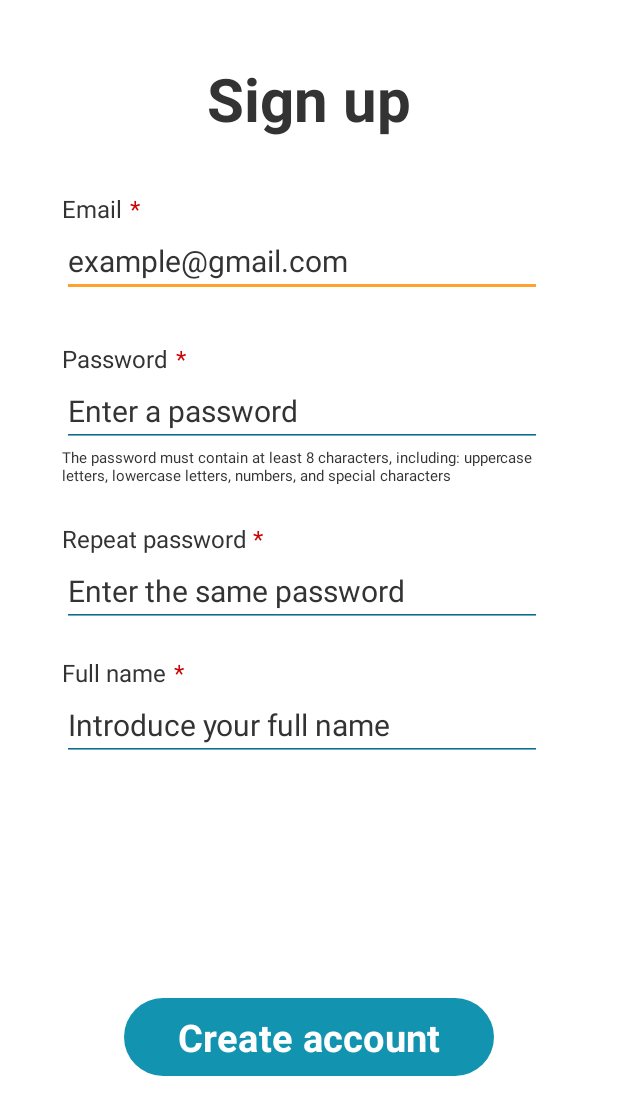
After one commit to JavierJordanLuque/HealthTrackR, an Android app: the SignUpActivity screen opened directly, with no data from a screen before it, on a phone screen of 412 x 824 dp. The commit adds this screen. Shown: the top 1115 px of the screen. Run offline under Robolectric (Android 15) with nearby library versions, the phone set to English and light mode, and no system bars.

Commit message:
Added activity_sign_up.xml and SignUpActivity.java

```diff
--- /dev/null
+++ b/HealthTrackR/app/src/main/java/com/javierjordanluque/healthtrackr/ui/SignUpActivity.java
@@ -0,0 +1,16 @@
+package com.javierjordanluque.healthtrackr.ui;
+
+import androidx.appcompat.app.AppCompatActivity;
+
+import android.os.Bundle;
+
+import com.javierjordanluque.healthtrackr.R;
+
+public class SignUpActivity extends AppCompatActivity {
+
+    @Override
+    protected void onCreate(Bundle savedInstanceState) {
+        super.onCreate(savedInstanceState);
+        setContentView(R.layout.activity_sign_up);
+    }
+}
--- a/HealthTrackR/app/src/main/res/layout/activity_authentication.xml
+++ b/HealthTrackR/app/src/main/res/layout/activity_authentication.xml
@@ -8,20 +8,20 @@
     tools:context=".ui.AuthenticationActivity">
 
     <ImageView
-        android:id="@+id/imageAppIcon"
+        android:id="@+id/imageViewAppIcon"
         android:layout_width="0dp"
         android:layout_height="0dp"
-        android:contentDescription="@string/app_icon_description"
-        app:layout_constraintBottom_toTopOf="@+id/hGuidelineEnd"
+        android:contentDescription="@string/image_description_app_icon"
+        app:layout_constraintBottom_toTopOf="@+id/hIconGuidelineEnd"
         app:layout_constraintDimensionRatio="W,1:1"
-        app:layout_constraintEnd_toStartOf="@+id/vGuidelineEnd"
-        app:layout_constraintStart_toStartOf="@+id/vGuidelineStart"
-        app:layout_constraintTop_toTopOf="@+id/hGuidelineStart"
+        app:layout_constraintEnd_toStartOf="@+id/vButtonGuidelineEnd"
+        app:layout_constraintStart_toStartOf="@+id/vButtonGuidelineStart"
+        app:layout_constraintTop_toTopOf="@+id/hIconGuidelineStart"
         app:layout_constraintVertical_bias="0.1"
         app:srcCompat="@mipmap/ic_launcher_foreground" />
 
     <TextView
-        android:id="@+id/txtAppName"
+        android:id="@+id/textViewAppName"
         android:layout_width="wrap_content"
         android:layout_height="wrap_content"
         android:text="@string/app_name"
@@ -30,58 +30,58 @@
         app:layout_constraintEnd_toEndOf="parent"
         app:layout_constraintHorizontal_bias="0.494"
         app:layout_constraintStart_toStartOf="parent"
-        app:layout_constraintTop_toTopOf="@+id/hGuidelineEnd"
+        app:layout_constraintTop_toTopOf="@+id/hIconGuidelineEnd"
         app:layout_constraintVertical_bias="0.0" />
 
     <Button
-        android:id="@+id/btnSignIn"
+        android:id="@+id/buttonSignIn"
         style="@style/LargeButtonStyle"
         android:layout_width="0dp"
         android:layout_height="75dp"
         android:text="@string/authentication_sign_in"
         app:layout_constraintBottom_toBottomOf="parent"
-        app:layout_constraintEnd_toStartOf="@+id/vGuidelineEnd"
-        app:layout_constraintStart_toStartOf="@+id/vGuidelineStart"
-        app:layout_constraintTop_toBottomOf="@+id/txtAppName"
-        app:layout_constraintVertical_bias="0.2"
+        app:layout_constraintEnd_toStartOf="@+id/vButtonGuidelineEnd"
+        app:layout_constraintStart_toStartOf="@+id/vButtonGuidelineStart"
+        app:layout_constraintTop_toBottomOf="@+id/textViewAppName"
+        app:layout_constraintVertical_bias="0.25"
         app:layout_constraintWidth_max="320dp" />
 
     <Button
-        android:id="@+id/btnSignUp"
+        android:id="@+id/buttonSignUp"
         style="@style/LargeButtonStyle"
         android:layout_width="0dp"
         android:layout_height="75dp"
         android:text="@string/authentication_sign_up"
         app:layout_constraintBottom_toBottomOf="parent"
-        app:layout_constraintEnd_toStartOf="@+id/vGuidelineEnd"
-        app:layout_constraintStart_toStartOf="@+id/vGuidelineStart"
-        app:layout_constraintTop_toBottomOf="@+id/btnSignIn"
-        app:layout_constraintVertical_bias="0.2"
+        app:layout_constraintEnd_toStartOf="@+id/vButtonGuidelineEnd"
+        app:layout_constraintStart_toStartOf="@+id/vButtonGuidelineStart"
+        app:layout_constraintTop_toBottomOf="@+id/buttonSignIn"
+        app:layout_constraintVertical_bias="0.25"
         app:layout_constraintWidth_max="320dp" />
 
     <androidx.constraintlayout.widget.Guideline
-        android:id="@+id/vGuidelineStart"
+        android:id="@+id/vButtonGuidelineStart"
         android:layout_width="wrap_content"
         android:layout_height="wrap_content"
         android:orientation="vertical"
         app:layout_constraintGuide_percent="0.2" />
 
     <androidx.constraintlayout.widget.Guideline
-        android:id="@+id/vGuidelineEnd"
+        android:id="@+id/vButtonGuidelineEnd"
         android:layout_width="wrap_content"
         android:layout_height="wrap_content"
         android:orientation="vertical"
         app:layout_constraintGuide_percent="0.8" />
 
     <androidx.constraintlayout.widget.Guideline
-        android:id="@+id/hGuidelineStart"
+        android:id="@+id/hIconGuidelineStart"
         android:layout_width="wrap_content"
         android:layout_height="wrap_content"
         android:orientation="horizontal"
         app:layout_constraintGuide_percent="0.05" />
 
     <androidx.constraintlayout.widget.Guideline
-        android:id="@+id/hGuidelineEnd"
+        android:id="@+id/hIconGuidelineEnd"
         android:layout_width="wrap_content"
         android:layout_height="wrap_content"
         android:orientation="horizontal"
--- /dev/null
+++ b/HealthTrackR/app/src/main/res/layout/activity_sign_up.xml
@@ -0,0 +1,240 @@
+<?xml version="1.0" encoding="utf-8"?>
+<androidx.constraintlayout.widget.ConstraintLayout xmlns:android="http://schemas.android.com/apk/res/android"
+    xmlns:app="http://schemas.android.com/apk/res-auto"
+    xmlns:tools="http://schemas.android.com/tools"
+    android:layout_width="match_parent"
+    android:layout_height="match_parent"
+    tools:context=".ui.SignUpActivity">
+
+    <TextView
+        android:id="@+id/textViewSignUp"
+        android:layout_width="wrap_content"
+        android:layout_height="wrap_content"
+        android:text="@string/authentication_sign_up"
+        android:textAppearance="@style/TitleTextAppearance"
+        app:layout_constraintBottom_toBottomOf="parent"
+        app:layout_constraintEnd_toEndOf="parent"
+        app:layout_constraintStart_toStartOf="parent"
+        app:layout_constraintTop_toTopOf="parent"
+        app:layout_constraintVertical_bias="0.05" />
+
+    <TextView
+        android:id="@+id/textViewEmail"
+        android:layout_width="wrap_content"
+        android:layout_height="wrap_content"
+        android:text="@string/authentication_email"
+        android:textAppearance="@style/FormTextAppearance"
+        app:layout_constraintBottom_toBottomOf="parent"
+        app:layout_constraintEnd_toStartOf="@+id/vTextGuidelineEnd"
+        app:layout_constraintHorizontal_bias="0.0"
+        app:layout_constraintStart_toStartOf="@+id/vTextGuidelineStart"
+        app:layout_constraintTop_toBottomOf="@+id/textViewSignUp"
+        app:layout_constraintVertical_bias="0.05" />
+
+    <TextView
+        android:id="@+id/textViewMandatoryEmail"
+        android:layout_width="wrap_content"
+        android:layout_height="wrap_content"
+        android:text="@string/authentication_mandatory_form"
+        android:textAppearance="@style/FormTextAppearance"
+        android:textColor="@color/mandatoryForm"
+        app:layout_constraintBottom_toBottomOf="parent"
+        app:layout_constraintEnd_toStartOf="@+id/vTextGuidelineEnd"
+        app:layout_constraintHorizontal_bias="0.02"
+        app:layout_constraintStart_toEndOf="@+id/textViewEmail"
+        app:layout_constraintTop_toBottomOf="@+id/textViewSignUp"
+        app:layout_constraintVertical_bias="0.05" />
+
+    <EditText
+        android:id="@+id/editTextEmail"
+        android:layout_width="0dp"
+        android:layout_height="wrap_content"
+        android:labelFor="@id/textViewEmail"
+        android:inputType="textEmailAddress"
+        android:hint="@string/authentication_email_hint"
+        android:autofillHints="emailAddress"
+        android:textAppearance="@style/NormalTextAppearance"
+        app:layout_constraintEnd_toStartOf="@+id/vTextGuidelineEnd"
+        app:layout_constraintHorizontal_bias="0.00"
+        app:layout_constraintStart_toStartOf="@+id/vTextGuidelineStart"
+        app:layout_constraintTop_toBottomOf="@+id/textViewEmail"
+        app:layout_constraintWidth_max="320dp"/>
+
+    <TextView
+        android:id="@+id/textViewPassword"
+        android:layout_width="wrap_content"
+        android:layout_height="wrap_content"
+        android:text="@string/authentication_password"
+        android:textAppearance="@style/FormTextAppearance"
+        app:layout_constraintBottom_toBottomOf="parent"
+        app:layout_constraintEnd_toStartOf="@+id/vTextGuidelineEnd"
+        app:layout_constraintHorizontal_bias="0.0"
+        app:layout_constraintStart_toStartOf="@+id/vTextGuidelineStart"
+        app:layout_constraintTop_toBottomOf="@+id/editTextEmail"
+        app:layout_constraintVertical_bias="0.05" />
+
+    <TextView
+        android:id="@+id/textViewMandatoryPassword"
+        android:layout_width="wrap_content"
+        android:layout_height="wrap_content"
+        android:text="@string/authentication_mandatory_form"
+        android:textAppearance="@style/FormTextAppearance"
+        android:textColor="@color/mandatoryForm"
+        app:layout_constraintBottom_toBottomOf="parent"
+        app:layout_constraintEnd_toStartOf="@+id/vTextGuidelineEnd"
+        app:layout_constraintHorizontal_bias="0.02"
+        app:layout_constraintStart_toEndOf="@+id/textViewPassword"
+        app:layout_constraintTop_toBottomOf="@+id/editTextEmail"
+        app:layout_constraintVertical_bias="0.05" />
+
+    <EditText
+        android:id="@+id/editTextPassword"
+        android:layout_width="0dp"
+        android:layout_height="wrap_content"
+        android:labelFor="@id/textViewPassword"
+        android:inputType="textPassword"
+        android:autofillHints="password"
+        android:hint="@string/authentication_password_hint"
+        android:textAppearance="@style/NormalTextAppearance"
+        app:layout_constraintEnd_toStartOf="@+id/vTextGuidelineEnd"
+        app:layout_constraintHorizontal_bias="0.00"
+        app:layout_constraintStart_toStartOf="@+id/vTextGuidelineStart"
+        app:layout_constraintTop_toBottomOf="@+id/textViewPassword"
+        app:layout_constraintWidth_max="320dp"/>
+
+    <TextView
+        android:id="@+id/textViewPasswordRequirements"
+        android:layout_width="0dp"
+        android:layout_height="wrap_content"
+        android:text="@string/authentication_password_requirements"
+        android:textAppearance="@style/SmallTextAppearance"
+        app:layout_constraintEnd_toEndOf="@+id/editTextPassword"
+        app:layout_constraintStart_toStartOf="@+id/editTextPassword"
+        app:layout_constraintTop_toBottomOf="@+id/editTextPassword" />
+
+    <TextView
+        android:id="@+id/textViewRepeatPassword"
+        android:layout_width="wrap_content"
+        android:layout_height="wrap_content"
+        android:text="@string/authentication_repeat_password"
+        android:textAppearance="@style/FormTextAppearance"
+        app:layout_constraintBottom_toBottomOf="parent"
+        app:layout_constraintEnd_toStartOf="@+id/vTextGuidelineEnd"
+        app:layout_constraintHorizontal_bias="0.0"
+        app:layout_constraintStart_toStartOf="@+id/vTextGuidelineStart"
+        app:layout_constraintTop_toBottomOf="@+id/textViewPasswordRequirements"
+        app:layout_constraintVertical_bias="0.05" />
+
+    <TextView
+        android:id="@+id/textViewMandatoryRepeatPassword"
+        android:layout_width="wrap_content"
+        android:layout_height="wrap_content"
+        android:text="@string/authentication_mandatory_form"
+        android:textAppearance="@style/FormTextAppearance"
+        android:textColor="@color/mandatoryForm"
+        app:layout_constraintBottom_toBottomOf="parent"
+        app:layout_constraintEnd_toStartOf="@+id/vTextGuidelineEnd"
+        app:layout_constraintHorizontal_bias="0.02"
+        app:layout_constraintStart_toEndOf="@+id/textViewRepeatPassword"
+        app:layout_constraintTop_toBottomOf="@+id/textViewPasswordRequirements"
+        app:layout_constraintVertical_bias="0.05" />
+
+    <EditText
+        android:id="@+id/editTextRepeatPassword"
+        android:layout_width="0dp"
+        android:layout_height="wrap_content"
+        android:labelFor="@id/textViewRepeatPassword"
+        android:inputType="textPassword"
+        android:autofillHints="password"
+        android:hint="@string/authentication_repeat_password_hint"
+        android:textAppearance="@style/NormalTextAppearance"
+        app:layout_constraintEnd_toStartOf="@+id/vTextGuidelineEnd"
+        app:layout_constraintHorizontal_bias="0.00"
+        app:layout_constraintStart_toStartOf="@+id/vTextGuidelineStart"
+        app:layout_constraintTop_toBottomOf="@+id/textViewRepeatPassword"
+        app:layout_constraintWidth_max="320dp"/>
+
+    <TextView
+        android:id="@+id/textViewFullName"
+        android:layout_width="wrap_content"
+        android:layout_height="wrap_content"
+        android:text="@string/authentication_full_name"
+        android:textAppearance="@style/FormTextAppearance"
+        app:layout_constraintBottom_toBottomOf="parent"
+        app:layout_constraintEnd_toStartOf="@+id/vTextGuidelineEnd"
+        app:layout_constraintHorizontal_bias="0.0"
+        app:layout_constraintStart_toStartOf="@+id/vTextGuidelineStart"
+        app:layout_constraintTop_toBottomOf="@+id/editTextRepeatPassword"
+        app:layout_constraintVertical_bias="0.05" />
+
+    <TextView
+        android:id="@+id/textViewMandatoryFullName"
+        android:layout_width="wrap_content"
+        android:layout_height="wrap_content"
+        android:text="@string/authentication_mandatory_form"
+        android:textAppearance="@style/FormTextAppearance"
+        android:textColor="@color/mandatoryForm"
+        app:layout_constraintBottom_toBottomOf="parent"
+        app:layout_constraintEnd_toStartOf="@+id/vTextGuidelineEnd"
+        app:layout_constraintHorizontal_bias="0.02"
+        app:layout_constraintStart_toEndOf="@+id/textViewFullName"
+        app:layout_constraintTop_toBottomOf="@+id/editTextRepeatPassword"
+        app:layout_constraintVertical_bias="0.05" />
+
+    <EditText
+        android:id="@+id/editTextFullName"
+        android:layout_width="0dp"
+        android:layout_height="wrap_content"
+        android:labelFor="@id/textViewFullName"
+        android:inputType="text"
+        android:autofillHints="name"
+        android:hint="@string/authentication_full_name_hint"
+        android:textAppearance="@style/NormalTextAppearance"
+        app:layout_constraintEnd_toStartOf="@+id/vTextGuidelineEnd"
+        app:layout_constraintHorizontal_bias="0.00"
+        app:layout_constraintStart_toStartOf="@+id/vTextGuidelineStart"
+        app:layout_constraintTop_toBottomOf="@+id/textViewFullName"
+        app:layout_constraintWidth_max="320dp"/>
+
+    <Button
+        android:id="@+id/buttonSignUp"
+        style="@style/LargeButtonStyle"
+        android:layout_width="0dp"
+        android:layout_height="60dp"
+        android:text="@string/authentication_create_account"
+        app:layout_constraintBottom_toBottomOf="parent"
+        app:layout_constraintEnd_toStartOf="@+id/vButtonGuidelineEnd"
+        app:layout_constraintStart_toStartOf="@+id/vButtonGuidelineStart"
+        app:layout_constraintTop_toBottomOf="@+id/editTextFullName"
+        app:layout_constraintVertical_bias="0.6"
+        app:layout_constraintWidth_max="320dp" />
+
+    <androidx.constraintlayout.widget.Guideline
+        android:id="@+id/vTextGuidelineStart"
+        android:layout_width="wrap_content"
+        android:layout_height="wrap_content"
+        android:orientation="vertical"
+        app:layout_constraintGuide_percent="0.1" />
+
+    <androidx.constraintlayout.widget.Guideline
+        android:id="@+id/vTextGuidelineEnd"
+        android:layout_width="wrap_content"
+        android:layout_height="wrap_content"
+        android:orientation="vertical"
+        app:layout_constraintGuide_percent="0.9" />
+
+    <androidx.constraintlayout.widget.Guideline
+        android:id="@+id/vButtonGuidelineStart"
+        android:layout_width="wrap_content"
+        android:layout_height="wrap_content"
+        android:orientation="vertical"
+        app:layout_constraintGuide_percent="0.2" />
+
+    <androidx.constraintlayout.widget.Guideline
+        android:id="@+id/vButtonGuidelineEnd"
+        android:layout_width="wrap_content"
+        android:layout_height="wrap_content"
+        android:orientation="vertical"
+        app:layout_constraintGuide_percent="0.8" />
+
+</androidx.constraintlayout.widget.ConstraintLayout>
--- a/HealthTrackR/app/src/main/res/values-night/themes.xml
+++ b/HealthTrackR/app/src/main/res/values-night/themes.xml
@@ -5,5 +5,6 @@
         <item name="android:colorBackground">@color/cardview_dark_background</item>
 
         <item name="android:textColorPrimary">@color/darkText</item>
+        <item name="android:textColorHint">@color/darkText</item>
     </style>
 </resources>
--- a/HealthTrackR/app/src/main/res/values/authentication_strings.xml
+++ b/HealthTrackR/app/src/main/res/values/authentication_strings.xml
@@ -2,4 +2,15 @@
 <resources>
     <string name="authentication_sign_in">Sign in</string>
     <string name="authentication_sign_up">Sign up</string>
+    <string name="authentication_mandatory_form" translatable="false">*</string>
+    <string name="authentication_email">Email</string>
+    <string name="authentication_email_hint">example@gmail.com</string>
+    <string name="authentication_password">Password</string>
+    <string name="authentication_password_hint">Enter a password</string>
+    <string name="authentication_password_requirements">The password must contain at least 8 characters, including: uppercase letters, lowercase letters, numbers, and special characters</string>
+    <string name="authentication_repeat_password">Repeat password</string>
+    <string name="authentication_repeat_password_hint">Enter the same password</string>
+    <string name="authentication_full_name">Full name</string>
+    <string name="authentication_full_name_hint">Introduce your full name</string>
+    <string name="authentication_create_account">Create account</string>
 </resources>
--- a/HealthTrackR/app/src/main/res/values/colors.xml
+++ b/HealthTrackR/app/src/main/res/values/colors.xml
@@ -10,4 +10,6 @@
     <color name="secondary">#FFA12F</color>
     <color name="secondaryVariant">#FF7A12</color>
     <color name="onSecondary">@android:color/white</color>
+
+    <color name="mandatoryForm">@android:color/holo_red_dark</color>
 </resources>
--- /dev/null
+++ b/HealthTrackR/app/src/main/res/values/image_description_strings.xml
@@ -0,0 +1,4 @@
+<?xml version="1.0" encoding="utf-8"?>
+<resources>
+    <string name="image_description_app_icon">App icon</string>
+</resources>
--- a/HealthTrackR/app/src/main/res/values/image_strings.xml
+++ /dev/null
@@ -1,4 +0,0 @@
-<?xml version="1.0" encoding="utf-8"?>
-<resources>
-    <string name="app_icon_description">App icon</string>
-</resources>
--- a/HealthTrackR/app/src/main/res/values/styles.xml
+++ b/HealthTrackR/app/src/main/res/values/styles.xml
@@ -9,4 +9,24 @@
         <item name="android:textSize">25sp</item>
         <item name="android:textStyle">bold</item>
     </style>
+
+    <style name="TitleTextAppearance" parent="@android:style/TextAppearance.Material.Small">
+        <item name="android:textSize">40sp</item>
+        <item name="android:textStyle">bold</item>
+    </style>
+
+    <style name="FormTextAppearance" parent="@android:style/TextAppearance.Material.Small">
+        <item name="android:textSize">16sp</item>
+        <item name="android:textStyle">normal</item>
+    </style>
+
+    <style name="NormalTextAppearance" parent="@android:style/TextAppearance.Material.Small">
+        <item name="android:textSize">20sp</item>
+        <item name="android:textStyle">normal</item>
+    </style>
+
+    <style name="SmallTextAppearance" parent="@android:style/TextAppearance.Material.Small">
+        <item name="android:textSize">10sp</item>
+        <item name="android:textStyle">normal</item>
+    </style>
 </resources>
--- a/HealthTrackR/app/src/main/res/values/themes.xml
+++ b/HealthTrackR/app/src/main/res/values/themes.xml
@@ -5,6 +5,7 @@
         <item name="android:colorBackground">@color/cardview_light_background</item>
 
         <item name="android:textColor">@color/lightText</item>
+        <item name="android:textColorHint">@color/lightText</item>
     </style>
 
     <style name="Theme.HealthTrackR" parent="Base.Theme.HealthTrackR">
```
Also changed, not shown: HealthTrackR/app/src/main/AndroidManifest.xml (+12 -9 lines), 3 other files.
